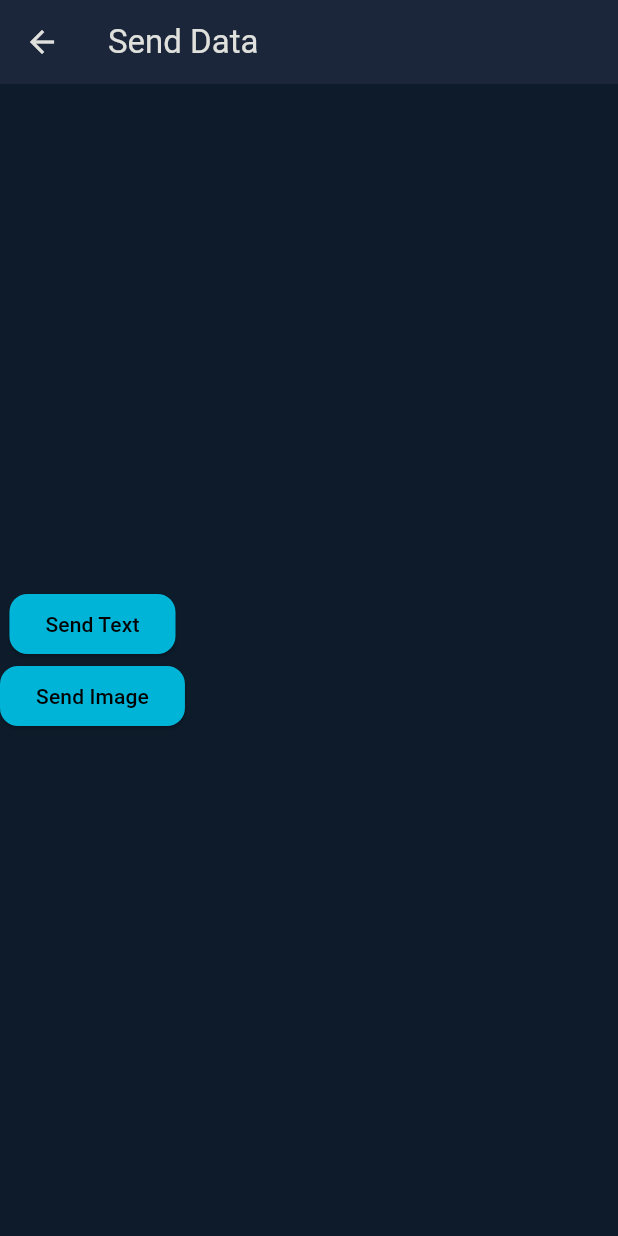
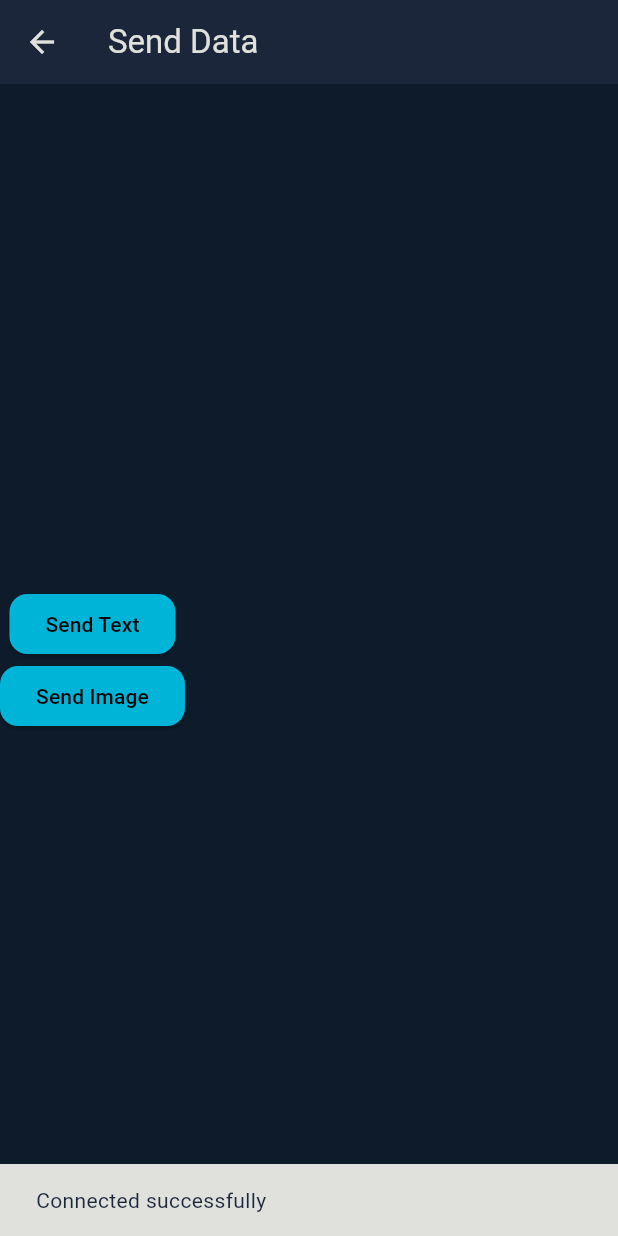
Before and after one commit to MohammadAlZaroo/Image-Transfer-using-MQTT, a Flutter app: the screen it shows after launch, after a tap on "Connect to Broker", on a phone screen of 412 x 824 dp. Run offline on Flutter 3.47's test engine with Material 3 defaults, Android fonts, the phone set to English and light mode, and no system bars; missing offline and left inert: mqtt_client.

Commit message:
added Scaffold Massenger to home page

```diff
--- a/lib/features/home/home_page.dart
+++ b/lib/features/home/home_page.dart
@@ -22,6 +22,9 @@ class _HomePageState extends State<HomePage> {
 
     if (success) {
       Navigator.pushNamed(context, '/send-data');
+      ScaffoldMessenger.of(context).showSnackBar(
+        const SnackBar(content: Text("Connected successfully")),
+      );
     } else {
       ScaffoldMessenger.of(context).showSnackBar(
         const SnackBar(content: Text("Connection failed")),
@@ -32,7 +35,9 @@ class _HomePageState extends State<HomePage> {
   @override
   Widget build(BuildContext context) {
     return Scaffold(
-      appBar: AppBar(title: const Text("MQTT Client"),),
+      appBar: AppBar(
+        title: const Text("MQTT Client"),
+      ),
       body: Center(
         child: loading
             ? const CircularProgressIndicator()
```
